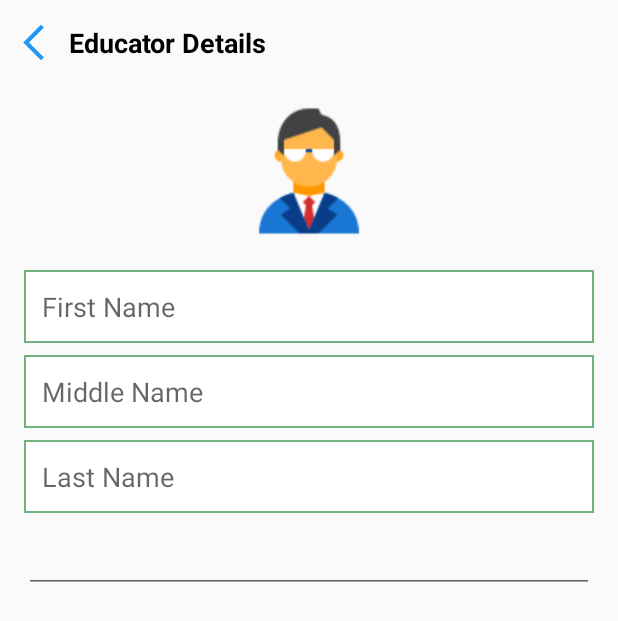
After one commit to JazperT298/Yes_Mobile, an Android app: the UserDetailsActivity screen opened directly, with no data from a screen before it, on a phone screen of 412 x 824 dp. The commit adds this screen. Shown: the top 621 px of the screen. Run offline under Robolectric (Android 15) with nearby library versions, the phone set to English and light mode, and no system bars.

Commit message:
user details ui

```diff
--- a/app/src/main/AndroidManifest.xml
+++ b/app/src/main/AndroidManifest.xml
@@ -9,7 +9,8 @@
         android:roundIcon="@mipmap/ic_launcher_round"
         android:supportsRtl="true"
         android:theme="@style/AppTheme">
-        <activity android:name=".activities.ProfileActivity"></activity>
+        <activity android:name=".activities.UserDetailsActivity"></activity>
+        <activity android:name=".activities.ProfileActivity" />
         <activity android:name=".activities.RegisterActivity" />
         <activity android:name=".activities.LoginActivity" />
         <activity android:name=".activities.StartActivity" />
--- a/app/src/main/java/com/theyestech/yes_mobile/activities/RegisterActivity.java
+++ b/app/src/main/java/com/theyestech/yes_mobile/activities/RegisterActivity.java
@@ -61,9 +61,9 @@ public class RegisterActivity extends AppCompatActivity {
                     Toasty.warning(context, "Complete the fields.").show();
                 else {
                     if (!etEmail.getText().toString().contains("@"))
-                        Toasty.warning(context, "Invalid email.").show();
+                        etEmail.setError("Invalid email.");
                     else if (!etPassword.getText().toString().equals(etConfirmPassword.getText().toString()))
-                        Toasty.warning(context, "Password did'nt match.").show();
+                        etPassword.setError("Password didn't match.");
                     else
                         switch (roleId) {
                             case 1:
--- /dev/null
+++ b/app/src/main/java/com/theyestech/yes_mobile/activities/UserDetailsActivity.java
@@ -0,0 +1,15 @@
+package com.theyestech.yes_mobile.activities;
+
+import android.support.v7.app.AppCompatActivity;
+import android.os.Bundle;
+
+import com.theyestech.yes_mobile.R;
+
+public class UserDetailsActivity extends AppCompatActivity {
+
+    @Override
+    protected void onCreate(Bundle savedInstanceState) {
+        super.onCreate(savedInstanceState);
+        setContentView(R.layout.activity_user_details);
+    }
+}
--- a/app/src/main/java/com/theyestech/yes_mobile/dialogs/ProgressPopup.java
+++ b/app/src/main/java/com/theyestech/yes_mobile/dialogs/ProgressPopup.java
@@ -7,10 +7,10 @@ public class ProgressPopup {
 
     private static ProgressDialog progressDialog = null;
 
-    public static ProgressDialog showProgress(Context context, String title, String message) {
+    public static ProgressDialog showProgress(Context context) {
         progressDialog = new ProgressDialog(context);
-        progressDialog.setTitle(title);
-        progressDialog.setMessage(message);
+        progressDialog.setTitle("Please wait");
+        progressDialog.setMessage("Loading...");
         progressDialog.setCancelable(false);
         progressDialog.show();
 
--- a/app/src/main/res/layout/activity_profile.xml
+++ b/app/src/main/res/layout/activity_profile.xml
@@ -30,7 +30,7 @@
             android:layout_height="wrap_content"
             android:layout_marginStart="8dp"
             android:text="Profile"
-            android:textColor="@color/colorAccent"
+            android:textColor="@android:color/primary_text_light_nodisable"
             android:textSize="18sp"
             android:textStyle="bold"
             app:layout_constraintBottom_toBottomOf="parent"
@@ -58,7 +58,7 @@
                 android:layout_width="100dp"
                 android:layout_height="100dp"
                 android:layout_marginStart="16dp"
-                android:layout_marginTop="16dp"
+                android:layout_marginTop="8dp"
                 android:layout_marginEnd="16dp"
                 app:layout_constraintEnd_toEndOf="parent"
                 app:layout_constraintStart_toStartOf="parent"
--- /dev/null
+++ b/app/src/main/res/layout/activity_user_details.xml
@@ -0,0 +1,129 @@
+<?xml version="1.0" encoding="utf-8"?>
+<android.support.constraint.ConstraintLayout xmlns:android="http://schemas.android.com/apk/res/android"
+    xmlns:app="http://schemas.android.com/apk/res-auto"
+    xmlns:tools="http://schemas.android.com/tools"
+    android:layout_width="match_parent"
+    android:layout_height="match_parent"
+    tools:context=".activities.UserDetailsActivity">
+
+    <android.support.constraint.ConstraintLayout
+        android:id="@+id/constraintLayout3"
+        android:layout_width="match_parent"
+        android:layout_height="?attr/actionBarSize"
+        android:padding="8dp"
+        app:layout_constraintEnd_toEndOf="parent"
+        app:layout_constraintStart_toStartOf="parent"
+        app:layout_constraintTop_toTopOf="parent">
+
+        <ImageView
+            android:id="@+id/imageView"
+            android:layout_width="30dp"
+            android:layout_height="30dp"
+            app:layout_constraintBottom_toBottomOf="parent"
+            app:layout_constraintStart_toStartOf="parent"
+            app:layout_constraintTop_toTopOf="parent"
+            app:srcCompat="@drawable/ic_back" />
+
+        <TextView
+            android:id="@+id/textView2"
+            android:layout_width="wrap_content"
+            android:layout_height="wrap_content"
+            android:layout_marginStart="8dp"
+            android:text="Educator Details"
+            android:textColor="@android:color/primary_text_light_nodisable"
+            android:textSize="18sp"
+            android:textStyle="bold"
+            app:layout_constraintBottom_toBottomOf="parent"
+            app:layout_constraintStart_toEndOf="@+id/imageView"
+            app:layout_constraintTop_toTopOf="parent" />
+
+    </android.support.constraint.ConstraintLayout>
+
+    <ScrollView
+        android:layout_width="0dp"
+        android:layout_height="0dp"
+        app:layout_constraintBottom_toBottomOf="parent"
+        app:layout_constraintEnd_toEndOf="parent"
+        app:layout_constraintStart_toStartOf="parent"
+        app:layout_constraintTop_toBottomOf="@+id/constraintLayout3">
+
+        <android.support.constraint.ConstraintLayout
+            android:layout_width="match_parent"
+            android:layout_height="wrap_content">
+
+            <ImageView
+                android:id="@+id/imageView6"
+                android:layout_width="100dp"
+                android:layout_height="100dp"
+                android:layout_marginStart="16dp"
+                android:layout_marginTop="8dp"
+                android:layout_marginEnd="16dp"
+                app:layout_constraintEnd_toEndOf="parent"
+                app:layout_constraintStart_toStartOf="parent"
+                app:layout_constraintTop_toTopOf="parent"
+                app:srcCompat="@drawable/ic_educator" />
+
+            <EditText
+                android:id="@+id/editText"
+                android:layout_width="0dp"
+                android:layout_height="wrap_content"
+                android:layout_marginStart="16dp"
+                android:layout_marginTop="16dp"
+                android:layout_marginEnd="16dp"
+                android:background="@drawable/bg_edittext"
+                android:ems="10"
+                android:hint="First Name"
+                android:inputType="textPersonName"
+                android:padding="12dp"
+                app:layout_constraintEnd_toEndOf="parent"
+                app:layout_constraintStart_toStartOf="parent"
+                app:layout_constraintTop_toBottomOf="@+id/imageView6" />
+
+            <EditText
+                android:id="@+id/editText2"
+                android:layout_width="0dp"
+                android:layout_height="wrap_content"
+                android:layout_marginStart="16dp"
+                android:layout_marginTop="8dp"
+                android:layout_marginEnd="16dp"
+                android:background="@drawable/bg_edittext"
+                android:ems="10"
+                android:hint="Middle Name"
+                android:inputType="textPersonName"
+                android:padding="12dp"
+                app:layout_constraintEnd_toEndOf="parent"
+                app:layout_constraintStart_toStartOf="parent"
+                app:layout_constraintTop_toBottomOf="@+id/editText" />
+
+            <EditText
+                android:id="@+id/editText3"
+                android:layout_width="0dp"
+                android:layout_height="wrap_content"
+                android:layout_marginStart="16dp"
+                android:layout_marginTop="8dp"
+                android:layout_marginEnd="16dp"
+                android:background="@drawable/bg_edittext"
+                android:ems="10"
+                android:hint="Last Name"
+                android:inputType="textPersonName"
+                android:padding="12dp"
+                app:layout_constraintEnd_toEndOf="parent"
+                app:layout_constraintStart_toStartOf="parent"
+                app:layout_constraintTop_toBottomOf="@+id/editText2" />
+
+            <EditText
+                android:id="@+id/editText4"
+                android:layout_width="0dp"
+                android:layout_height="wrap_content"
+                android:layout_marginStart="16dp"
+                android:layout_marginTop="8dp"
+                android:layout_marginEnd="16dp"
+                android:ems="10"
+                android:inputType="textPersonName"
+                app:layout_constraintEnd_toEndOf="parent"
+                app:layout_constraintStart_toStartOf="parent"
+                app:layout_constraintTop_toBottomOf="@+id/editText3" />
+
+        </android.support.constraint.ConstraintLayout>
+    </ScrollView>
+</android.support.constraint.ConstraintLayout>
--- a/app/src/main/res/layout/dialog_okay_close.xml
+++ b/app/src/main/res/layout/dialog_okay_close.xml
@@ -24,7 +24,7 @@
 
             <Button
                 android:id="@+id/btn_DialogOkayOkay"
-                style="@style/Widget.AppCompat.Button.Colored"
+                style="@style/Widget.AppCompat.Button"
                 android:layout_width="0dp"
                 android:layout_height="wrap_content"
                 android:layout_marginStart="24dp"
@@ -33,6 +33,7 @@
                 android:background="@drawable/button_fill_bg"
                 android:text="Okay"
                 android:textAllCaps="false"
+                android:textColor="@android:color/white"
                 app:layout_constraintBottom_toBottomOf="parent"
                 app:layout_constraintEnd_toEndOf="@+id/tv_DialogOkayMessage"
                 app:layout_constraintStart_toStartOf="@+id/guideline2"
```
Also changed, not shown: app/src/main/java/com/theyestech/yes_mobile/activities/LoginActivity.java (+4 -4 lines), app/src/main/java/com/theyestech/yes_mobile/activities/ProfileActivity.java (+130 -1 lines), app/src/main/java/com/theyestech/yes_mobile/fragments/HomeFragment.java (+13 -4 lines), app/src/main/res/layout/fragment_home.xml (+19 -9 lines).
